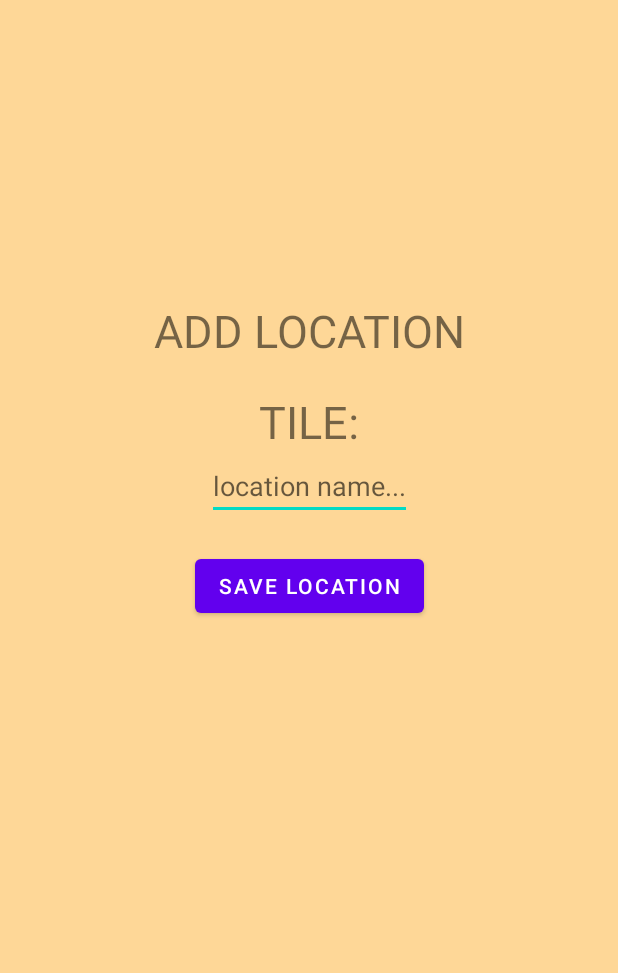
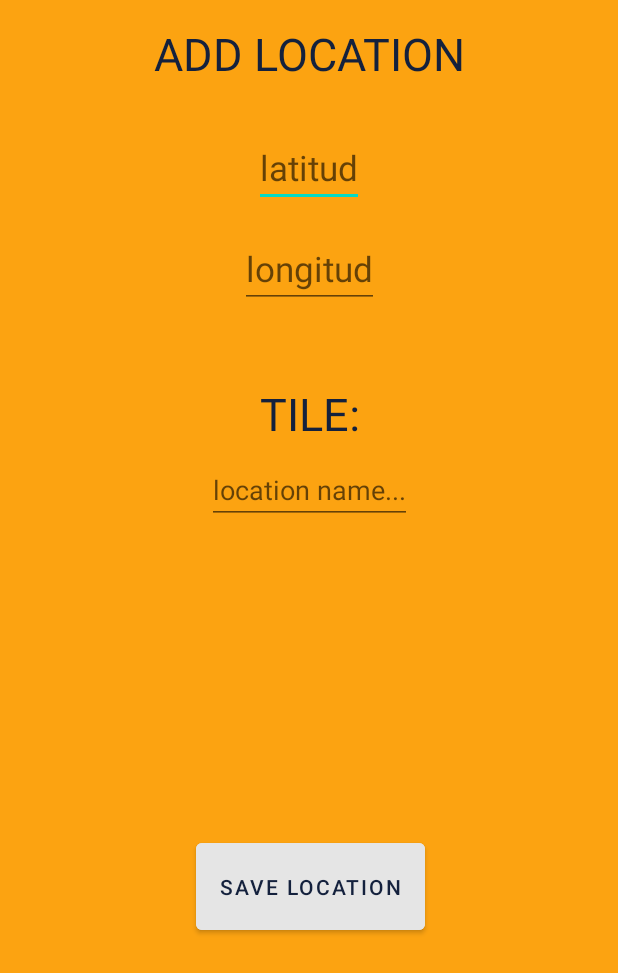
Before and after one commit to AlbertDarchiev/Project-MapsApp, an Android app: the layout fragment_add_location.xml on its own in the app's theme, with its tools: preview values and no code run, on a phone screen of 412 x 824 dp. Shown: the top 973 px of the screen. Run offline under Robolectric (Android 15) with nearby library versions, the phone set to English and light mode, and no system bars.

Commit message:
commitAddLocation

```diff
--- a/app/src/main/res/layout/fragment_add_location.xml
+++ b/app/src/main/res/layout/fragment_add_location.xml
@@ -5,13 +5,14 @@
     android:layout_width="match_parent"
     android:layout_height="match_parent"
     tools:context=".view.AddLocationFragment"
-    android:background="#6FFCA311"
+    android:background="#FCA311"
 
     >
 
     <TextView
+        android:textColor="@color/dark_blue"
         android:id="@+id/textView"
-        android:layout_marginTop="200dp"
+        android:layout_marginTop="15dp"
         android:layout_width="wrap_content"
         android:layout_height="wrap_content"
         android:gravity="center"
@@ -21,34 +22,64 @@
         app:layout_constraintStart_toStartOf="parent"
         app:layout_constraintTop_toTopOf="parent" />
 
-    <TextView
-        android:id="@+id/textView2"
+    <EditText
+        android:layout_marginTop="30dp"
+        android:textSize="23dp"
+        android:id="@+id/lat_editText"
         android:layout_width="wrap_content"
         android:layout_height="wrap_content"
-        android:layout_marginTop="20dp"
-        android:gravity="center"
-        android:text="TILE:"
-        android:textSize="30dp"
+        android:hint="latitud"
         app:layout_constraintEnd_toEndOf="parent"
         app:layout_constraintStart_toStartOf="parent"
         app:layout_constraintTop_toBottomOf="@+id/textView" />
 
     <EditText
+        android:textSize="23dp"
+        android:layout_marginTop="15dp"
+        android:id="@+id/long_editText"
+
+        android:layout_width="wrap_content"
+        android:layout_height="wrap_content"
+        android:hint="@string/longitud"
+        app:layout_constraintEnd_toEndOf="parent"
+        app:layout_constraintStart_toStartOf="parent"
+        app:layout_constraintTop_toBottomOf="@+id/lat_editText" />
+
+    <EditText
         android:id="@+id/title_editText"
         android:layout_width="wrap_content"
         android:layout_height="wrap_content"
+        android:layout_marginTop="8dp"
         android:hint="location name..."
         app:layout_constraintEnd_toEndOf="parent"
         app:layout_constraintStart_toStartOf="parent"
         app:layout_constraintTop_toBottomOf="@+id/textView2" />
 
+    <TextView
+        android:layout_marginTop="50dp"
+        android:id="@+id/textView2"
+        android:layout_width="wrap_content"
+        android:layout_height="wrap_content"
+        android:gravity="center"
+        android:text="TILE:"
+        android:textColor="@color/dark_blue"
+        android:textSize="30dp"
+        app:layout_constraintEnd_toEndOf="parent"
+        app:layout_constraintHorizontal_bias="0.502"
+        app:layout_constraintStart_toStartOf="parent"
+        app:layout_constraintTop_toBottomOf="@+id/long_editText" />
+
     <Button
-        android:layout_marginTop="20dp"
         android:id="@+id/button"
         android:layout_width="wrap_content"
-        android:layout_height="wrap_content"
+        android:layout_height="70dp"
+        android:layout_marginTop="8dp"
+        android:backgroundTint="@color/gray"
         android:text="Save Location"
+        android:textColor="@color/dark_blue"
+        app:layout_constraintBottom_toBottomOf="parent"
         app:layout_constraintEnd_toEndOf="parent"
+        app:layout_constraintHorizontal_bias="0.503"
         app:layout_constraintStart_toStartOf="parent"
         app:layout_constraintTop_toBottomOf="@+id/title_editText" />
 
--- a/app/src/main/res/layout/fragment_map.xml
+++ b/app/src/main/res/layout/fragment_map.xml
@@ -11,6 +11,7 @@
         android:layout_height="match_parent"/>
 
     <ImageButton
+        android:id="@+id/add_button"
         android:layout_width="100dp"
         android:layout_height="100dp"
         android:src="@android:drawable/ic_delete"
--- a/app/src/main/res/values/strings.xml
+++ b/app/src/main/res/values/strings.xml
@@ -2,4 +2,5 @@
     <string name="app_name">m08-MapsApp</string>
     <!-- TODO: Remove or change this placeholder text -->
     <string name="hello_blank_fragment">Hello blank fragment</string>
+    <string name="longitud">longitud</string>
 </resources>
```
Also changed, not shown: app/src/main/java/com/example/m08_mapsapp/view/AddLocationFragment.kt (+45 -1 lines), app/src/main/java/com/example/m08_mapsapp/view/MapFragment.kt (+26 -6 lines), app/src/main/java/com/example/m08_mapsapp/viewmodel/MapViewModel.kt (added, +8 -0 lines), app/src/main/res/navigation/nav_graph.xml (+10 -1 lines).
